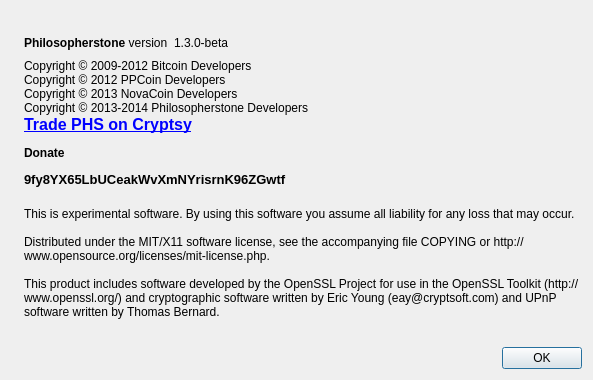
The window that src/qt/forms/aboutdialog.ui (philosopherstonecoin/philosopherstone) describes before a commit, drawn with Qt 5.
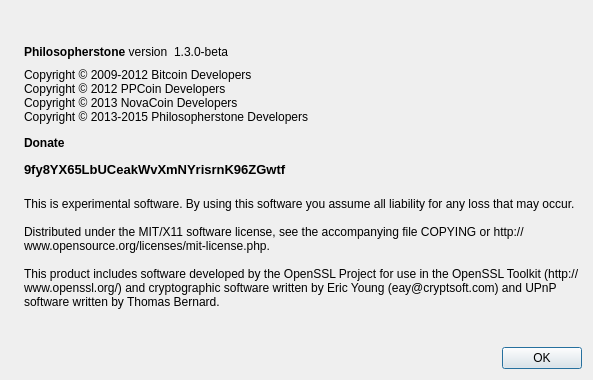
The same window after the commit. Icons and pictures are not drawn.

What changed in the file:
```diff
--- a/src/qt/forms/aboutdialog.ui
+++ b/src/qt/forms/aboutdialog.ui
@@ -91,7 +91,7 @@
         <cursorShape>IBeamCursor</cursorShape>
        </property>
        <property name="text">
-        <string>&lt;html&gt;&lt;head/&gt;&lt;body&gt;&lt;p&gt;Copyright © 2009-2012 Bitcoin Developers&lt;br/&gt;Copyright © 2012 PPCoin Developers&lt;br/&gt;Copyright © 2013 NovaCoin Developers &lt;br/&gt;Copyright © 2013-2014 Philosopherstone Developers &lt;a href=&quot;https://www.cryptsy.com/users/register?refid=8564&quot;&gt;&lt;span style=&quot; text-decoration: underline; color:#0000ff;&quot;&gt;&lt;br/&gt;&lt;/span&gt;&lt;/a&gt;&lt;a href=&quot;https://www.cryptsy.com/users/register?refid=8564&quot;&gt;&lt;span style=&quot; font-size:12pt; font-weight:600; text-decoration: underline; color:#0000ff;&quot;&gt;Trade PHS on Cryptsy&lt;/span&gt;&lt;/a&gt;&lt;/p&gt;&lt;p&gt;&lt;span style=&quot; font-weight:600;&quot;&gt;Donate&lt;/span&gt;&lt;/p&gt;&lt;p&gt;&lt;span style=&quot; font-size:10pt; font-weight:600;&quot;&gt;9fy8YX65LbUCeakWvXmNYrisrnK96ZGwtf&lt;/span&gt;&lt;/p&gt;&lt;/body&gt;&lt;/html&gt;</string>
+        <string>&lt;html&gt;&lt;head/&gt;&lt;body&gt;&lt;p&gt;Copyright © 2009-2012 Bitcoin Developers&lt;br/&gt;Copyright © 2012 PPCoin Developers&lt;br/&gt;Copyright © 2013 NovaCoin Developers &lt;br/&gt;Copyright © 2013-2015 Philosopherstone Developers &lt;/p&gt;&lt;p&gt;&lt;span style=&quot; font-weight:600;&quot;&gt;Donate&lt;/span&gt;&lt;/p&gt;&lt;p&gt;&lt;span style=&quot; font-size:10pt; font-weight:600;&quot;&gt;9fy8YX65LbUCeakWvXmNYrisrnK96ZGwtf&lt;/span&gt;&lt;/p&gt;&lt;/body&gt;&lt;/html&gt;</string>
        </property>
        <property name="textFormat">
         <enum>Qt::RichText</enum>
```
Left out of the diff: 2 changed lines with no effect on the pictures.
